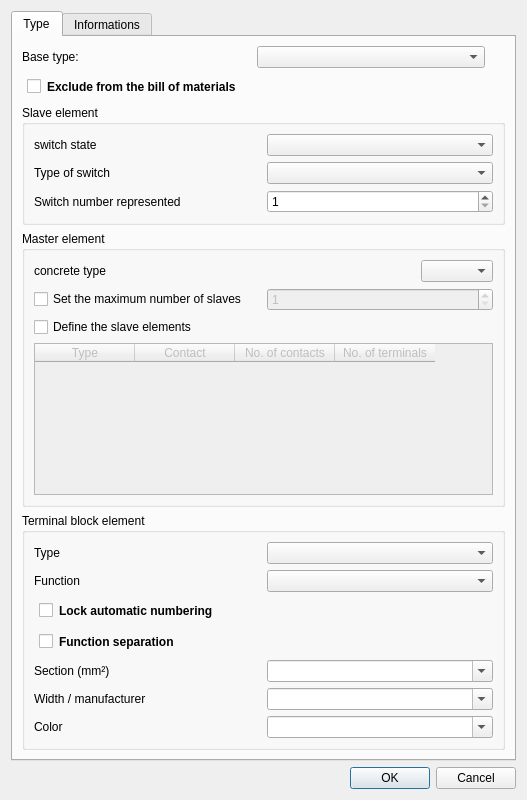
This is sources/editor/ui/elementpropertieseditorwidget.ui in qelectrotech/qelectrotech-source-mirror as Qt 5 draws it before an edit. The edited form follows.
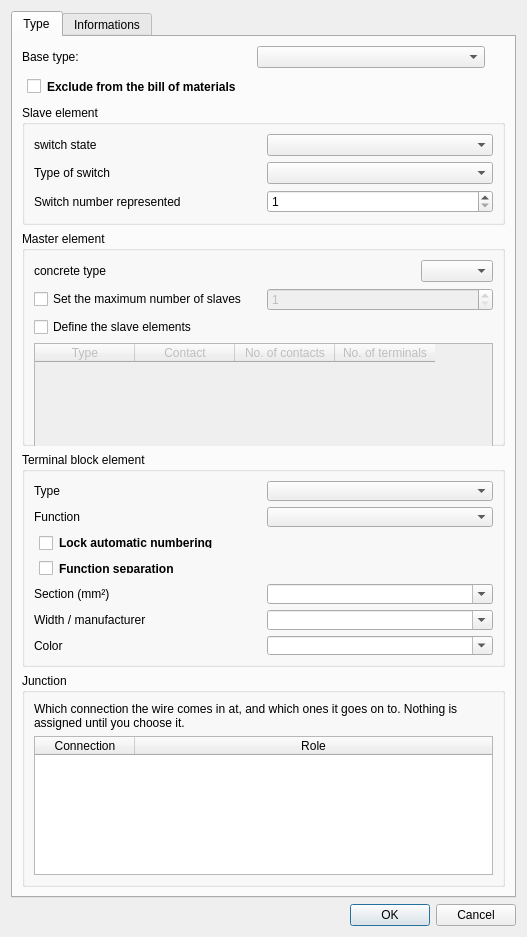
This is the edited form.

Commit message: Add a junction element type and follow wires through junctions

Diff of the .ui file:
```diff
--- a/sources/editor/ui/elementpropertieseditorwidget.ui
+++ b/sources/editor/ui/elementpropertieseditorwidget.ui
@@ -313,6 +313,51 @@
          </layout>
         </widget>
        </item>
+       <item>
+        <widget class="QGroupBox" name="m_junction_gb">
+         <property name="title">
+          <string>Junction</string>
+         </property>
+         <layout class="QVBoxLayout" name="junction_vertical_layout">
+          <item>
+           <widget class="QLabel" name="m_junction_hint">
+            <property name="text">
+             <string>Which connection the wire comes in at, and which ones it goes on to. Nothing is assigned until you choose it.</string>
+            </property>
+            <property name="wordWrap">
+             <bool>true</bool>
+            </property>
+           </widget>
+          </item>
+          <item>
+           <widget class="QTableWidget" name="m_junction_roles">
+            <property name="editTriggers">
+             <set>QAbstractItemView::NoEditTriggers</set>
+            </property>
+            <property name="selectionMode">
+             <enum>QAbstractItemView::NoSelection</enum>
+            </property>
+            <property name="showGrid">
+             <bool>false</bool>
+            </property>
+            <attribute name="horizontalHeaderStretchLastSection">
+             <bool>true</bool>
+            </attribute>
+            <column>
+             <property name="text">
+              <string>Connection</string>
+             </property>
+            </column>
+            <column>
+             <property name="text">
+              <string>Role</string>
+             </property>
+            </column>
+           </widget>
+          </item>
+         </layout>
+        </widget>
+       </item>
        </layout>
      </widget>
      <widget class="QWidget" name="Informations">
```
The commit also changes 31 other files.
